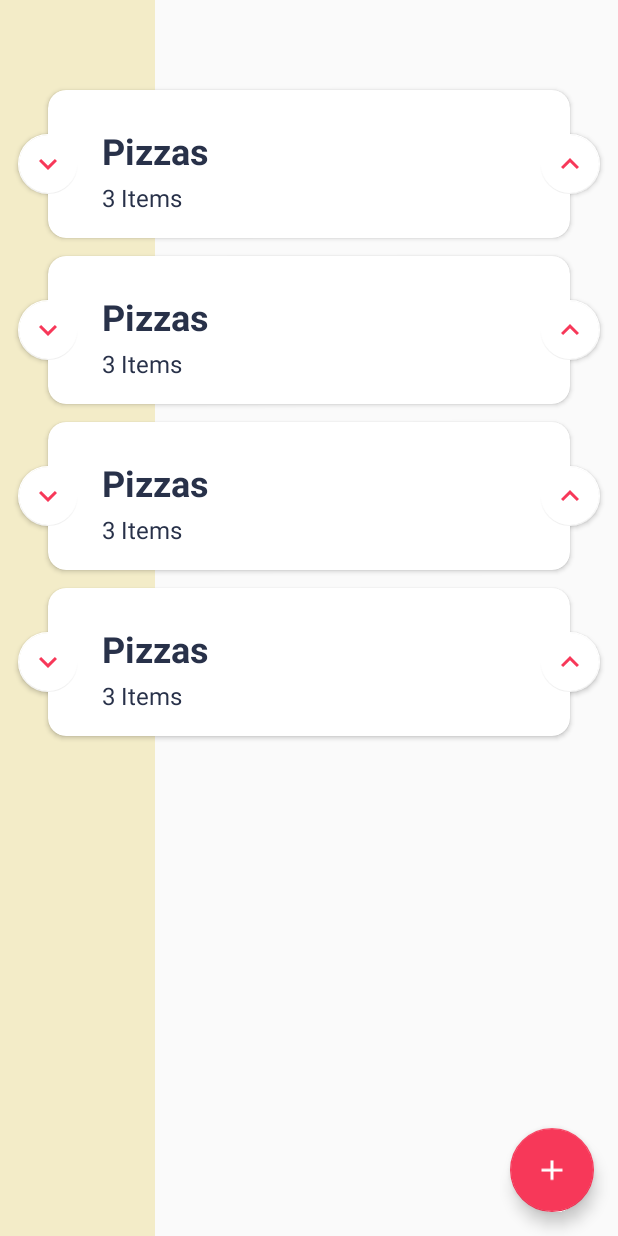
After one commit to OscarSequeiros/ThingsCounter, an Android app: the layout fragment_items.xml on its own in the app's theme, with its tools: preview values and no code run, on a phone screen of 412 x 824 dp. The commit adds this screen. Run offline under Robolectric (Android 15) with nearby library versions, the phone set to English and light mode, and no system bars.

Commit message:
Adding .xml files

```diff
--- a/app/build.gradle
+++ b/app/build.gradle
@@ -7,6 +7,7 @@ apply plugin: 'kotlin-android-extensions'
 android {
     compileSdkVersion AndroidSdk.compile
     defaultConfig {
+        vectorDrawables.useSupportLibrary = true
         applicationId "com.osequeiros.thingscounter"
         minSdkVersion AndroidSdk.min
         targetSdkVersion AndroidSdk.target
--- /dev/null
+++ b/app/src/main/java/com/osequeiros/thingscounter/counter/ItemsFragment.kt
@@ -0,0 +1,7 @@
+package com.osequeiros.thingscounter.counter
+
+import androidx.fragment.app.Fragment
+
+class ItemsFragment : Fragment() {
+
+}
--- /dev/null
+++ b/app/src/main/java/com/osequeiros/thingscounter/splash/SplashFragment.kt
@@ -0,0 +1,8 @@
+package com.osequeiros.thingscounter.splash
+
+import androidx.fragment.app.Fragment
+
+class SplashFragment : Fragment() {
+
+
+}
--- /dev/null
+++ b/app/src/main/res/drawable/card_background.xml
@@ -0,0 +1,4 @@
+<?xml version="1.0" encoding="utf-8"?>
+<selector xmlns:android="http://schemas.android.com/apk/res/android">
+
+</selector>
--- /dev/null
+++ b/app/src/main/res/drawable/ic_add.xml
@@ -0,0 +1,9 @@
+<vector xmlns:android="http://schemas.android.com/apk/res/android"
+    android:width="26dp"
+    android:height="24dp"
+    android:viewportWidth="24"
+    android:viewportHeight="24">
+  <path
+      android:fillColor="#FFF"
+      android:pathData="M19,13h-6v6h-2v-6H5v-2h6V5h2v6h6v2z"/>
+</vector>
--- /dev/null
+++ b/app/src/main/res/drawable/ic_decrease.xml
@@ -0,0 +1,9 @@
+<vector xmlns:android="http://schemas.android.com/apk/res/android"
+    android:width="24dp"
+    android:height="24dp"
+    android:viewportWidth="24"
+    android:viewportHeight="24">
+  <path
+      android:fillColor="@color/colorAccent"
+      android:pathData="M16.59,8.59L12,13.17 7.41,8.59 6,10l6,6 6,-6z"/>
+</vector>
--- /dev/null
+++ b/app/src/main/res/drawable/ic_increase.xml
@@ -0,0 +1,9 @@
+<vector xmlns:android="http://schemas.android.com/apk/res/android"
+    android:width="24dp"
+    android:height="24dp"
+    android:viewportWidth="24"
+    android:viewportHeight="24">
+  <path
+      android:fillColor="@color/colorAccent"
+      android:pathData="M12,8l-6,6 1.41,1.41L12,10.83l4.59,4.58L18,14z"/>
+</vector>
--- /dev/null
+++ b/app/src/main/res/layout/card_item.xml
@@ -0,0 +1,87 @@
+<?xml version="1.0" encoding="utf-8"?>
+<androidx.constraintlayout.widget.ConstraintLayout xmlns:android="http://schemas.android.com/apk/res/android"
+    xmlns:app="http://schemas.android.com/apk/res-auto"
+    xmlns:tools="http://schemas.android.com/tools"
+    android:layout_width="match_parent"
+    android:layout_height="wrap_content">
+
+    <androidx.cardview.widget.CardView
+        android:id="@+id/cardItem"
+        android:layout_width="match_parent"
+        android:layout_height="wrap_content"
+        android:layout_marginStart="32dp"
+        android:layout_marginTop="4dp"
+        android:layout_marginEnd="32dp"
+        android:layout_marginBottom="8dp"
+        app:cardCornerRadius="12dp"
+        app:cardElevation="2dp"
+        app:layout_constraintBottom_toBottomOf="parent"
+        app:layout_constraintEnd_toEndOf="parent"
+        app:layout_constraintStart_toStartOf="parent"
+        app:layout_constraintTop_toTopOf="parent">
+
+        <androidx.constraintlayout.widget.ConstraintLayout
+            android:layout_width="match_parent"
+            android:layout_height="wrap_content"
+            android:layout_marginStart="36dp"
+            android:layout_marginTop="16dp"
+            android:layout_marginEnd="36dp"
+            android:layout_marginBottom="16dp">
+
+            <androidx.appcompat.widget.AppCompatTextView
+                android:id="@+id/textItemTitle"
+                android:layout_width="0dp"
+                android:layout_height="wrap_content"
+                android:layout_marginTop="8dp"
+                android:textColor="@color/colorPrimaryDark"
+                android:textSize="24sp"
+                android:textStyle="bold"
+                app:layout_constraintEnd_toEndOf="parent"
+                app:layout_constraintStart_toStartOf="parent"
+                app:layout_constraintTop_toTopOf="parent"
+                tools:text="Pizzas" />
+
+            <androidx.appcompat.widget.AppCompatTextView
+                android:id="@+id/textItemQuantity"
+                android:layout_width="0dp"
+                android:layout_height="wrap_content"
+                android:layout_marginTop="4dp"
+                android:textColor="@color/colorPrimaryDark"
+                android:textSize="16sp"
+                app:layout_constraintEnd_toEndOf="parent"
+                app:layout_constraintStart_toStartOf="parent"
+                app:layout_constraintTop_toBottomOf="@+id/textItemTitle"
+                tools:text="3 Items" />
+
+        </androidx.constraintlayout.widget.ConstraintLayout>
+
+    </androidx.cardview.widget.CardView>
+
+    <com.google.android.material.floatingactionbutton.FloatingActionButton
+        android:id="@+id/fabDecrease"
+        android:layout_width="wrap_content"
+        android:layout_height="wrap_content"
+        app:backgroundTint="@color/white"
+        app:elevation="2dp"
+        app:fabSize="mini"
+        app:layout_constraintBottom_toBottomOf="@+id/cardItem"
+        app:layout_constraintEnd_toStartOf="@+id/cardItem"
+        app:layout_constraintStart_toStartOf="@+id/cardItem"
+        app:layout_constraintTop_toTopOf="@+id/cardItem"
+        app:srcCompat="@drawable/ic_decrease" />
+
+    <com.google.android.material.floatingactionbutton.FloatingActionButton
+        android:id="@+id/fabIncrease"
+        android:layout_width="wrap_content"
+        android:layout_height="wrap_content"
+        android:scaleType="center"
+        app:backgroundTint="@color/white"
+        app:elevation="2dp"
+        app:fabSize="mini"
+        app:layout_constraintBottom_toBottomOf="@+id/cardItem"
+        app:layout_constraintEnd_toEndOf="@+id/cardItem"
+        app:layout_constraintStart_toEndOf="@+id/cardItem"
+        app:layout_constraintTop_toTopOf="@+id/cardItem"
+        app:srcCompat="@drawable/ic_increase" />
+
+</androidx.constraintlayout.widget.ConstraintLayout>
--- /dev/null
+++ b/app/src/main/res/layout/fragment_items.xml
@@ -0,0 +1,61 @@
+<?xml version="1.0" encoding="utf-8"?>
+<androidx.constraintlayout.widget.ConstraintLayout xmlns:android="http://schemas.android.com/apk/res/android"
+    xmlns:app="http://schemas.android.com/apk/res-auto"
+    xmlns:tools="http://schemas.android.com/tools"
+    android:layout_width="match_parent"
+    android:layout_height="match_parent">
+
+    <com.google.android.material.appbar.AppBarLayout
+        android:id="@+id/appBarItems"
+        android:layout_width="wrap_content"
+        android:layout_height="wrap_content"
+        app:layout_constraintEnd_toEndOf="parent"
+        app:layout_constraintStart_toStartOf="parent"
+        app:layout_constraintTop_toTopOf="parent">
+
+        <androidx.appcompat.widget.Toolbar
+            android:id="@+id/toolbarItems"
+            android:layout_width="0dp"
+            android:layout_height="wrap_content"
+            app:layout_constraintEnd_toEndOf="parent"
+            app:layout_constraintStart_toStartOf="parent" />
+
+    </com.google.android.material.appbar.AppBarLayout>
+
+    <View
+        android:layout_width="0dp"
+        android:layout_height="0dp"
+        android:background="@color/colorLight"
+        app:layout_constraintBottom_toBottomOf="parent"
+        app:layout_constraintEnd_toEndOf="@+id/guideline"
+        app:layout_constraintStart_toStartOf="parent"
+        app:layout_constraintTop_toTopOf="parent" />
+
+    <androidx.recyclerview.widget.RecyclerView
+        android:id="@+id/recyclerItems"
+        android:layout_width="0dp"
+        android:layout_height="0dp"
+        app:layout_constraintBottom_toBottomOf="parent"
+        app:layout_constraintEnd_toEndOf="parent"
+        app:layout_constraintStart_toStartOf="parent"
+        app:layout_constraintTop_toBottomOf="@+id/appBarItems"
+        tools:itemCount="4"
+        tools:listitem="@layout/card_item" />
+
+    <com.google.android.material.floatingactionbutton.FloatingActionButton
+        android:id="@+id/fabAddItem"
+        android:layout_width="wrap_content"
+        android:layout_height="wrap_content"
+        android:layout_margin="16dp"
+        app:layout_constraintBottom_toBottomOf="parent"
+        app:layout_constraintEnd_toEndOf="parent"
+        app:srcCompat="@drawable/ic_add" />
+
+    <androidx.constraintlayout.widget.Guideline
+        android:id="@+id/guideline"
+        android:layout_width="wrap_content"
+        android:layout_height="wrap_content"
+        android:orientation="vertical"
+        app:layout_constraintGuide_percent="0.25" />
+
+</androidx.constraintlayout.widget.ConstraintLayout>
--- a/app/src/main/res/values/colors.xml
+++ b/app/src/main/res/values/colors.xml
@@ -1,6 +1,10 @@
 <?xml version="1.0" encoding="utf-8"?>
 <resources>
-    <color name="colorPrimary">#008577</color>
-    <color name="colorPrimaryDark">#00574B</color>
-    <color name="colorAccent">#D81B60</color>
+    <color name="colorPrimary">#404b69</color>
+    <color name="colorPrimaryDark">#283149</color>
+    <color name="colorAccent">#f73859</color>
+    <color name="colorLight">#f3ecc8</color>
+
+    <color name="white">#FFF</color>
+
 </resources>
```
